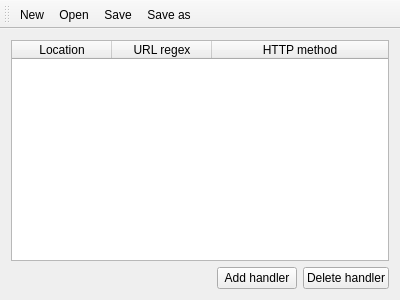
Before: the Qt Designer form tools/pluginserverconfigeditor/mainwindow.ui in vinipsmaker/tufao, drawn with Qt 5.
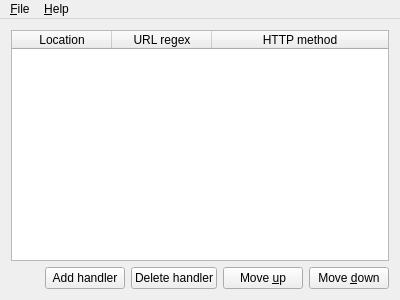
After: the same form once the commit is applied.

Commit message: Added move feature to plugin server config editor

Diff of the .ui file:
```diff
--- a/tools/pluginserverconfigeditor/mainwindow.ui
+++ b/tools/pluginserverconfigeditor/mainwindow.ui
@@ -87,21 +87,51 @@
         </property>
        </widget>
       </item>
+      <item>
+       <widget class="QPushButton" name="moveUpPushButton">
+        <property name="text">
+         <string>Move &amp;up</string>
+        </property>
+       </widget>
+      </item>
+      <item>
+       <widget class="QPushButton" name="moveDownPushButton">
+        <property name="text">
+         <string>Move &amp;down</string>
+        </property>
+       </widget>
+      </item>
      </layout>
     </item>
    </layout>
   </widget>
-  <widget class="QToolBar" name="mainToolBar">
-   <attribute name="toolBarArea">
-    <enum>TopToolBarArea</enum>
-   </attribute>
-   <attribute name="toolBarBreak">
-    <bool>false</bool>
-   </attribute>
-   <addaction name="actionNew"/>
-   <addaction name="actionOpen"/>
-   <addaction name="actionSave"/>
-   <addaction name="actionSave_as"/>
+  <widget class="QMenuBar" name="menuBar">
+   <property name="geometry">
+    <rect>
+     <x>0</x>
+     <y>0</y>
+     <width>400</width>
+     <height>28</height>
+    </rect>
+   </property>
+   <widget class="QMenu" name="menuFile">
+    <property name="title">
+     <string>&amp;File</string>
+    </property>
+    <addaction name="actionNew"/>
+    <addaction name="actionOpen"/>
+    <addaction name="actionSave"/>
+    <addaction name="actionSave_as"/>
+   </widget>
+   <widget class="QMenu" name="menuAbout">
+    <property name="title">
+     <string>&amp;Help</string>
+    </property>
+    <addaction name="actionAbout"/>
+    <addaction name="actionAbout_Qt"/>
+   </widget>
+   <addaction name="menuFile"/>
+   <addaction name="menuAbout"/>
   </widget>
   <action name="actionSave_as">
    <property name="text">
```
Left out of the diff: 16 changed lines with no effect on the pictures. The commit also changes 2 other files.
